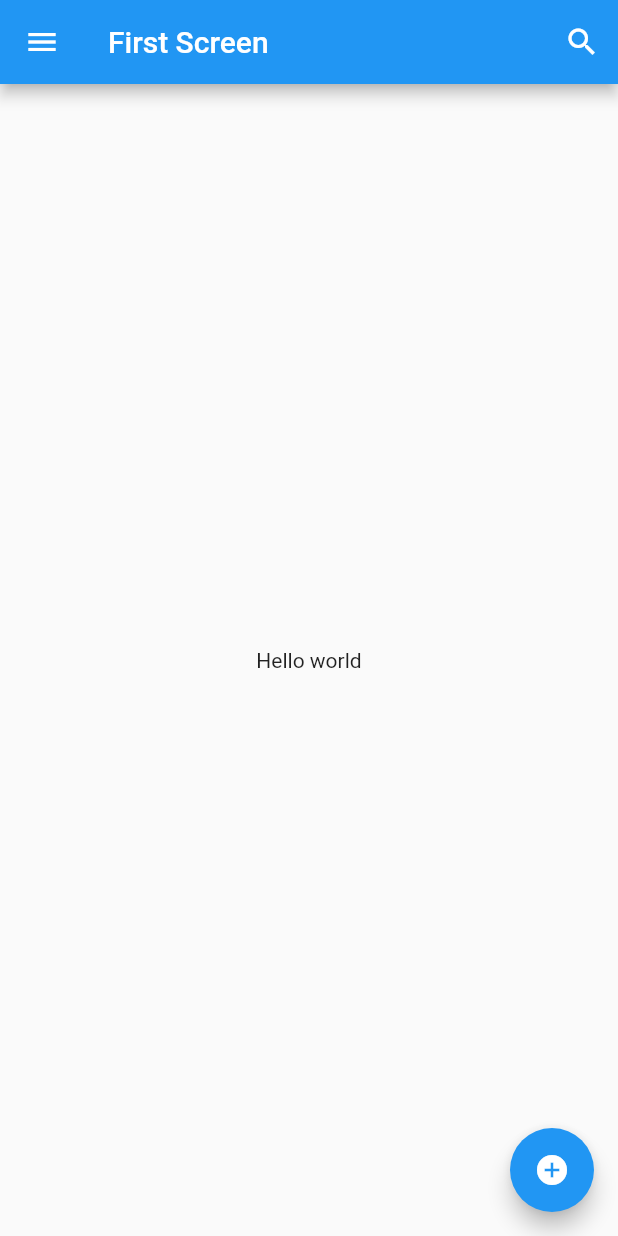
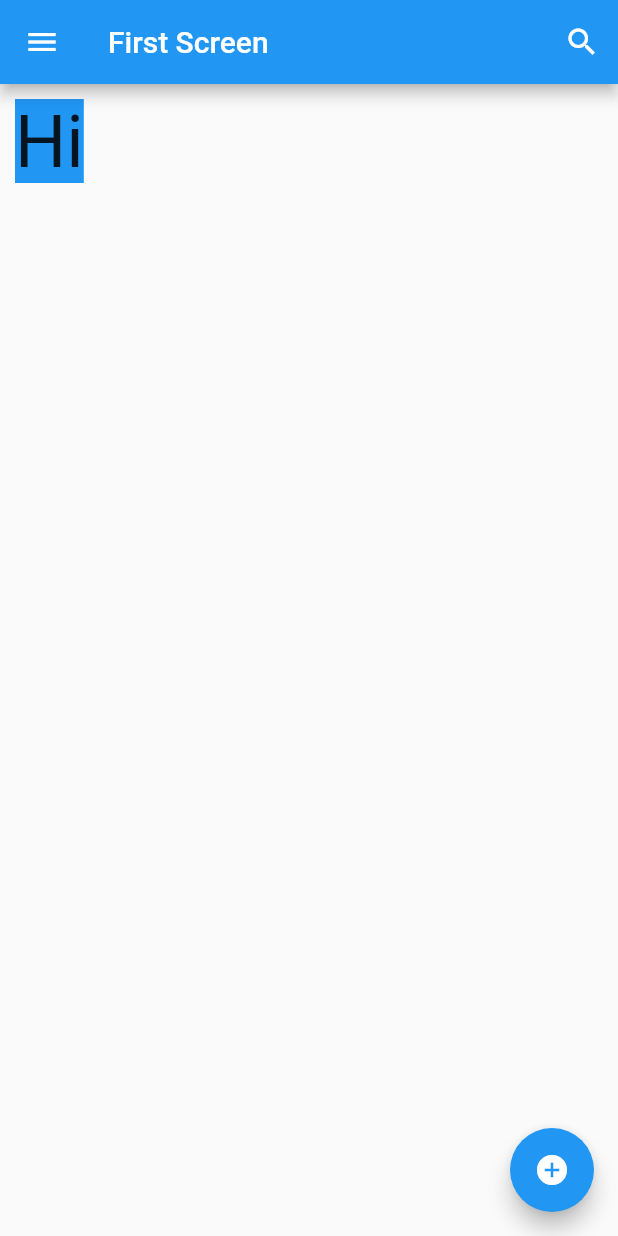
Before and after one commit to tangdesam/belajar-flutter, a Flutter app: the screen it shows after launch, on a phone screen of 412 x 824 dp. Run offline on Flutter 3.47's test engine with Material 2 defaults, Android fonts, the phone set to English and light mode, and no system bars.

Commit message:
meet 2 - contoh Container

```diff
--- a/meet2/lib/main.dart
+++ b/meet2/lib/main.dart
@@ -55,8 +55,16 @@ class FirstScreen extends StatelessWidget {
           onPressed: () {},
         ),
       ),
-      body: const Center(
-        child: Text("Hello world"),
+      // body: const Center(
+      //   child: Text("Hello world"),
+      // ),
+      body: Container(
+        color: Colors.blue,
+        margin: const EdgeInsets.all(10),
+        child: const Text(
+          'Hi',
+          style: TextStyle(fontSize: 48)
+        ),
       ),
       floatingActionButton: FloatingActionButton(
         onPressed: () {},
```
